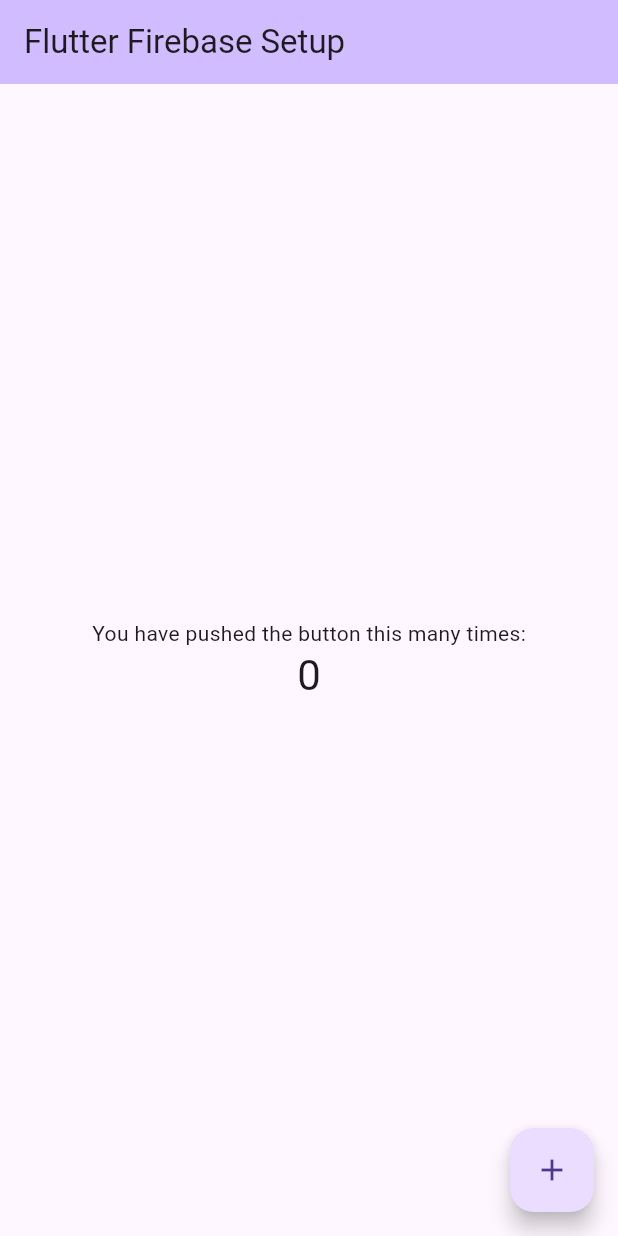
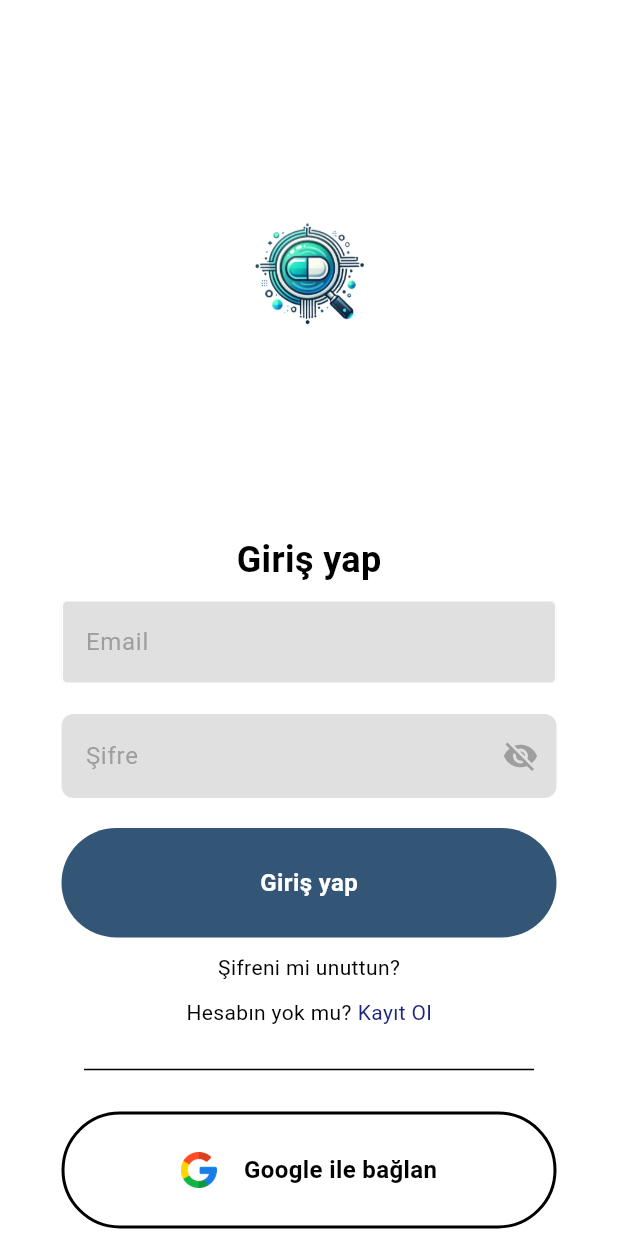
Before and after one commit to muruvvetb/group_70, a Flutter app: the screen it shows after launch, on a phone screen of 412 x 824 dp. Run offline on Flutter 3.47's test engine with Material 3 defaults, Android fonts, the phone set to English and light mode, and no system bars; our stand-ins replace firebase_auth, firebase_core, google_sign_in; accounts and stored records are empty.

Commit message:
Login and Register Page UI Design

```diff
--- /dev/null
+++ b/lib/components/google_button.dart
@@ -0,0 +1,44 @@
+import 'package:flutter/material.dart';
+
+class GoogleButton extends StatelessWidget {
+  final Function()? onTap;
+
+  const GoogleButton({super.key, required this.onTap});
+
+  @override
+  Widget build(BuildContext context) {
+    return GestureDetector(
+      onTap: onTap,
+      child: Container(
+        padding: const EdgeInsets.all(25),
+        margin: const EdgeInsets.symmetric(horizontal: 25),
+        decoration: BoxDecoration(
+          color: Colors.white,
+          borderRadius: BorderRadius.circular(40),
+          border: Border.all(color: Colors.black, width: 2), // Add black border
+        ),
+        child: Center(
+          child: Row(
+            mainAxisSize: MainAxisSize.min,
+            children: [
+              Image.asset(
+                'lib/images/google.png', // Ensure this path is correct
+                height: 24.0,
+                width: 24.0,
+              ),
+              const SizedBox(width: 18), // Adjust the width for desired spacing
+              const Text(
+                "Google ile bağlan",
+                style: TextStyle(
+                  color: Colors.black,
+                  fontWeight: FontWeight.bold,
+                  fontSize: 16,
+                ),
+              ),
+            ],
+          ),
+        ),
+      ),
+    );
+  }
+}
--- /dev/null
+++ b/lib/components/my_button.dart
@@ -0,0 +1,43 @@
+import 'package:flutter/material.dart';
+
+class MyButton extends StatelessWidget {
+  final Function()? onTap;
+  final String text;
+  final bool isLoading;
+
+  const MyButton({
+    Key? key,
+    required this.onTap,
+    required this.text,
+    this.isLoading = false,
+  }) : super(key: key);
+
+  @override
+  Widget build(BuildContext context) {
+    return GestureDetector(
+      onTap: isLoading ? null : onTap, // Disable onTap if loading
+      child: Container(
+        padding: const EdgeInsets.all(25),
+        margin: const EdgeInsets.symmetric(horizontal: 25),
+        decoration: BoxDecoration(
+          color: const Color.fromARGB(206, 3, 45, 85),
+          borderRadius: BorderRadius.circular(40),
+        ),
+        child: Center(
+          child: isLoading
+              ? CircularProgressIndicator(
+                  valueColor: AlwaysStoppedAnimation<Color>(Colors.white),
+                )
+              : Text(
+                  text, // Use the provided text here
+                  style: const TextStyle(
+                    color: Colors.white,
+                    fontWeight: FontWeight.bold,
+                    fontSize: 16,
+                  ),
+                ),
+        ),
+      ),
+    );
+  }
+}
--- /dev/null
+++ b/lib/components/password_textfield.dart
@@ -0,0 +1,53 @@
+import 'package:flutter/material.dart';
+
+class PasswordTextField extends StatefulWidget {
+  final TextEditingController controller;
+  final String hintText;
+
+  const PasswordTextField({
+    Key? key,
+    required this.controller,
+    required this.hintText,
+  }) : super(key: key);
+
+  @override
+  _PasswordTextFieldState createState() => _PasswordTextFieldState();
+}
+
+class _PasswordTextFieldState extends State<PasswordTextField> {
+  bool obscureText = true;
+
+  @override
+  Widget build(BuildContext context) {
+    return Padding(
+      padding: const EdgeInsets.symmetric(horizontal: 25.0),
+      child: Container(
+        decoration: BoxDecoration(
+          borderRadius: BorderRadius.circular(8),
+          color: Colors.grey[300],
+        ),
+        child: TextFormField(
+          controller: widget.controller,
+          obscureText: obscureText,
+          decoration: InputDecoration(
+            hintText: widget.hintText,
+            hintStyle: TextStyle(color: Colors.grey[500]),
+            border: InputBorder.none,
+            contentPadding: EdgeInsets.fromLTRB(16.0, 16.0, 0.0, 16.0),
+            suffixIcon: GestureDetector(
+              onTap: () {
+                setState(() {
+                  obscureText = !obscureText;
+                });
+              },
+              child: Icon(
+                obscureText ? Icons.visibility_off : Icons.visibility,
+                color: Colors.grey,
+              ),
+            ),
+          ),
+        ),
+      ),
+    );
+  }
+}
--- /dev/null
+++ b/lib/components/username_textfield.dart
@@ -0,0 +1,37 @@
+import 'package:flutter/material.dart';
+
+class UsernameTextField extends StatelessWidget {
+  final TextEditingController controller; // Specify the type
+  final String hintText;
+  final bool obscureText;
+
+  const UsernameTextField({
+    super.key,
+    required this.controller,
+    required this.hintText,
+    required this.obscureText,
+  });
+
+  @override
+  Widget build(BuildContext context) {
+    return Padding(
+      padding: const EdgeInsets.symmetric(horizontal: 25.0), // Keep this const
+      child: TextField(
+        controller: controller,
+        obscureText: obscureText,
+        decoration: InputDecoration(
+          enabledBorder: const OutlineInputBorder(
+            borderSide: BorderSide(color: Colors.white),
+          ),
+          focusedBorder: const OutlineInputBorder(
+            borderSide: BorderSide(color: Colors.grey),
+          ),
+          fillColor: Colors.grey[300],
+          filled: true,
+          hintText: hintText,
+          hintStyle: TextStyle(color: Colors.grey[500])
+        ),
+      ),
+    );
+  }
+}
--- a/lib/main.dart
+++ b/lib/main.dart
@@ -1,10 +1,15 @@
+import 'dart:io';
+import 'package:cep_eczane/pages/Auth_page.dart';
 import 'package:flutter/material.dart';
 import 'package:firebase_core/firebase_core.dart';
-//import 'firebase_options.dart';
+import 'firebase_options.dart';
 
 void main() async {
   WidgetsFlutterBinding.ensureInitialized();
-  await Firebase.initializeApp();
+
+  await Firebase.initializeApp(
+    options: DefaultFirebaseOptions.currentPlatform,
+  );
   runApp(const MyApp());
 }
 
@@ -14,55 +19,8 @@ class MyApp extends StatelessWidget {
   @override
   Widget build(BuildContext context) {
     return const MaterialApp(
-      home: MyHomePage(title: 'Flutter Firebase Setup'),
+      debugShowCheckedModeBanner: false,
+      home: AuthPage(),
     );
   }
 }
-
-class MyHomePage extends StatefulWidget {
-  const MyHomePage({super.key, required this.title});
-
-  final String title;
-
-  @override
-  State<MyHomePage> createState() => _MyHomePageState();
-}
-
-class _MyHomePageState extends State<MyHomePage> {
-  int _counter = 0;
-
-  void _incrementCounter() {
-    setState(() {
-      _counter++;
-    });
-  }
-
-  @override
-  Widget build(BuildContext context) {
-    return Scaffold(
-      appBar: AppBar(
-        backgroundColor: Theme.of(context).colorScheme.inversePrimary,
-        title: Text(widget.title),
-      ),
-      body: Center(
-        child: Column(
-          mainAxisAlignment: MainAxisAlignment.center,
-          children: <Widget>[
-            const Text(
-              'You have pushed the button this many times:',
-            ),
-            Text(
-              '$_counter',
-              style: Theme.of(context).textTheme.headlineMedium,
-            ),
-          ],
-        ),
-      ),
-      floatingActionButton: FloatingActionButton(
-        onPressed: _incrementCounter,
-        tooltip: 'Increment',
-        child: const Icon(Icons.add),
-      ),
-    );
-  }
-}
--- /dev/null
+++ b/lib/pages/Auth_page.dart
@@ -0,0 +1,31 @@
+import 'package:cep_eczane/pages/Login_or_register_page.dart';
+import 'package:flutter/material.dart';
+import 'package:firebase_auth/firebase_auth.dart';
+
+import 'home_page.dart';
+
+class AuthPage extends StatelessWidget {
+  const AuthPage({super.key});
+
+  @override
+  Widget build(BuildContext context) {
+    return Scaffold(
+      body: StreamBuilder<User?>(
+        stream: FirebaseAuth.instance.authStateChanges(),
+        builder: (context, snapshot) {
+          // user logged in
+          if (snapshot.hasData) {
+            return HomePage();
+          }
+          // user NOT logged in
+          else {
+            return LoginOrRegisterPage();
+          }
+
+          //
+
+        },
+      ),
+    );
+  }
+}
--- /dev/null
+++ b/lib/pages/Login_or_register_page.dart
@@ -0,0 +1,35 @@
+import 'package:flutter/material.dart';
+import 'login_page.dart';
+import 'register_page.dart';
+
+class LoginOrRegisterPage extends StatefulWidget {
+  const LoginOrRegisterPage({super.key});
+
+  @override
+  State<LoginOrRegisterPage> createState() => _LoginOrRegisterPageState();
+}
+
+class _LoginOrRegisterPageState extends State<LoginOrRegisterPage> {
+  // Initially show login page
+  bool showLoginPage = true;
+
+  // Toggle between login and register page
+  void togglePages() {
+    setState(() {
+      showLoginPage = !showLoginPage;
+    });
+  }
+
+  @override
+  Widget build(BuildContext context) {
+    if (showLoginPage) {
+      return LoginPage(
+        onTap: togglePages,
+      );
+    } else {
+      return RegisterPage(
+        onTap: togglePages,
+      );
+    }
+  }
+}
--- /dev/null
+++ b/lib/pages/Login_page.dart
@@ -0,0 +1,174 @@
+import 'package:cep_eczane/components/google_button.dart';
+import 'package:cep_eczane/components/my_button.dart';
+import 'package:cep_eczane/components/password_textfield.dart';
+import 'package:cep_eczane/components/username_textfield.dart';
+import 'package:cep_eczane/services/auth_service.dart';
+import 'package:firebase_auth/firebase_auth.dart';
+import 'package:flutter/material.dart';
+
+
+class LoginPage extends StatefulWidget {
+  final Function()? onTap;
+
+  const LoginPage({Key? key, required this.onTap}) : super(key: key);
+
+  @override
+  _LoginPageState createState() => _LoginPageState();
+}
+
+class _LoginPageState extends State<LoginPage> {
+  final TextEditingController emailController = TextEditingController();
+  final TextEditingController passwordController = TextEditingController();
+  bool isLoading = false; // Add this state variable
+
+  // Implement your sign-in logic here
+  void signUserIn() async {
+    setState(() {
+      isLoading = true; // Show loading indicator
+    });
+    try {
+      await FirebaseAuth.instance.signInWithEmailAndPassword(
+        email: emailController.text,
+        password: passwordController.text,
+      );
+    } on FirebaseAuthException catch (e) {
+      // Handle error here
+      print("Error: ${e.message}");
+    } finally {
+      setState(() {
+        isLoading = false; // Hide loading indicator
+      });
+    }
+  }
+
+  // Implement your Google login logic here
+  void GoogleLogin() async {
+    setState(() {
+      isLoading = true; // Show loading indicator
+    });
+    try {
+      await AuthService().signInWithGoogle();
+    } on FirebaseAuthException catch (e) {
+      // Handle error here
+      print("Error: ${e.message}");
+    } finally {
+      setState(() {
+        isLoading = false; // Hide loading indicator
+      });
+    }
+  }
+
+  @override
+  Widget build(BuildContext context) {
+    return Scaffold(
+      backgroundColor: Colors.white,
+      body: SafeArea(
+        child: SingleChildScrollView(
+          child: Padding(
+            padding: const EdgeInsets.all(16.0),
+            child: Column(
+              mainAxisAlignment: MainAxisAlignment.start,
+              children: <Widget>[
+                const SizedBox(height: 20),
+
+                // Logo
+                Image.asset(
+                  'lib/images/logo.png',
+                  width: 300,
+                  height: 300,
+                ),
+
+                const SizedBox(height: 20),
+
+                const Text(
+                  "Giriş yap", // Updated text
+                  style: TextStyle(
+                    color: Colors.black,
+                    fontSize: 24,
+                    fontWeight: FontWeight.bold,
+                  ),
+                ),
+
+                const SizedBox(height: 10),
+
+                // Mail Kutusu
+                UsernameTextField(
+                  controller: emailController,
+                  hintText: "Email",
+                  obscureText: false,
+                ),
+
+                const SizedBox(height: 20),
+
+                // Şifre kutusu
+                PasswordTextField(
+                  controller: passwordController,
+                  hintText: "Şifre",
+                ),
+
+                const SizedBox(height: 20),
+
+                // Giriş yap buton
+                isLoading
+                    ? CircularProgressIndicator()
+                    : MyButton(
+                        text: "Giriş yap", // Button text updated here
+                        onTap: signUserIn,
+                      ),
+
+                const SizedBox(height: 10),
+
+                // Şifreni mi unuttun
+                Text(
+                  "Şifreni mi unuttun?",
+                  style: TextStyle(
+                    color: Colors.black,
+                  ),
+                ),
+
+                const SizedBox(height: 10),
+
+                // Hesabın yok mu kayıt ol
+                Row(
+                  mainAxisAlignment: MainAxisAlignment.center,
+                  children: [
+                    const Text(
+                      "Hesabın yok mu?",
+                      style: TextStyle(color: Colors.black),
+                    ),
+                    const SizedBox(width: 4),
+                    GestureDetector(
+                      onTap: widget.onTap,
+                      child: Text(
+                        "Kayıt Ol",
+                        style: TextStyle(color: Colors.indigo[900]),
+                      ),
+                    ),
+                  ],
+                ),
+
+                const SizedBox(height: 20),
+
+                // Divider
+                const SizedBox(
+                  width: 300.0,
+                  child: Divider(
+                    color: Colors.black,
+                    thickness: 1.0,
+                  ),
+                ),
+
+                const SizedBox(height: 20),
+
+                // Google ile giriş
+                GoogleButton(
+                  onTap: GoogleLogin,
+                ),
+              ],
+            ),
+          ),
+        ),
+      ),
+    );
+  }
+}
```
Also changed, not shown: lib/pages/Home_page.dart (added, +32 -0 lines), lib/pages/Register_page.dart (added, +199 -0 lines), lib/services/auth_service.dart (added, +26 -0 lines), pubspec.yaml (+9 -6 lines), lib/components/login_or_register_switch.dart (added), lib/images/apple.png (added), lib/images/google.png (added), lib/images/logo.png (added), 2 other files.
